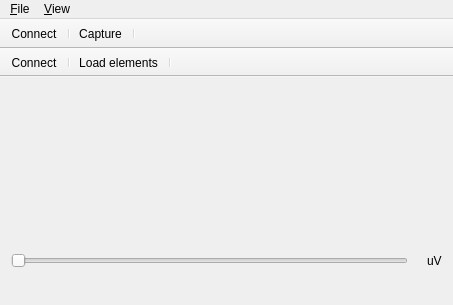
First picture: the form in src/app/elapseclient.ui, repository sijk/elapse, before the edit.
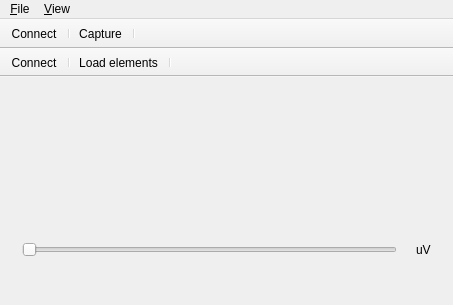
Second picture: the form after the edit. The open tabs and pages were chosen to show the change. Icons and pictures are not drawn. Custom widgets are drawn as their Qt base class.

Commit message: Make ImuDecoder Displayable with a HeadWidget

```diff
--- a/src/app/elapseclient.ui
+++ b/src/app/elapseclient.ui
@@ -116,35 +116,9 @@
        </layout>
       </widget>
       <widget class="QWidget" name="pageConnected">
-       <layout class="QVBoxLayout" name="connectedLayout" stretch="1,0,0">
-        <property name="leftMargin">
-         <number>0</number>
-        </property>
-        <property name="topMargin">
-         <number>0</number>
-        </property>
-        <property name="rightMargin">
-         <number>0</number>
-        </property>
-        <property name="bottomMargin">
-         <number>0</number>
-        </property>
+       <layout class="QVBoxLayout" name="verticalLayout_2" stretch="1,0,0">
         <item>
-         <layout class="QHBoxLayout" name="dataWidgetsLayout">
-          <item>
-           <widget class="StripChart" name="eegPlot" native="true"/>
-          </item>
-          <item>
-           <widget class="HeadWidget" name="headWidget" native="true">
-            <property name="minimumSize">
-             <size>
-              <width>0</width>
-              <height>50</height>
-             </size>
-            </property>
-           </widget>
-          </item>
-         </layout>
+         <widget class="StripChart" name="eegPlot" native="true"/>
         </item>
         <item>
          <layout class="QHBoxLayout" name="horizontalLayout" stretch="0,0,0">
@@ -356,12 +330,6 @@
    <extends>QLabel</extends>
    <header>spinner.h</header>
   </customwidget>
-  <customwidget>
-   <class>HeadWidget</class>
-   <extends>QWidget</extends>
-   <header>headwidget.h</header>
-   <container>1</container>
-  </customwidget>
  </customwidgets>
  <resources/>
  <connections>
```
The commit also changes 6 other files.
